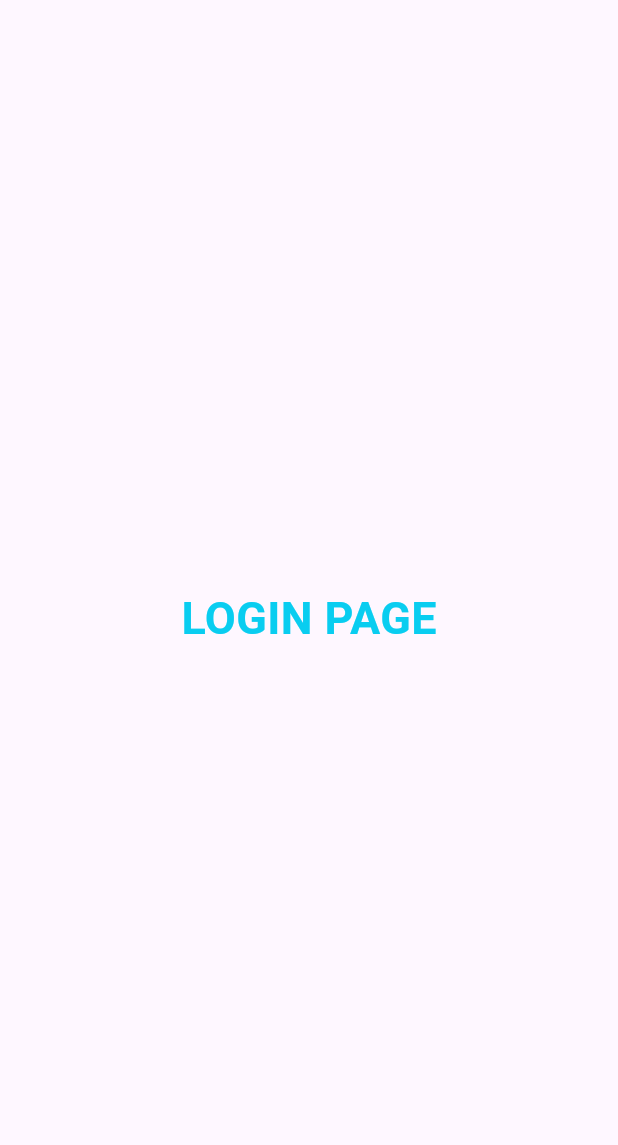
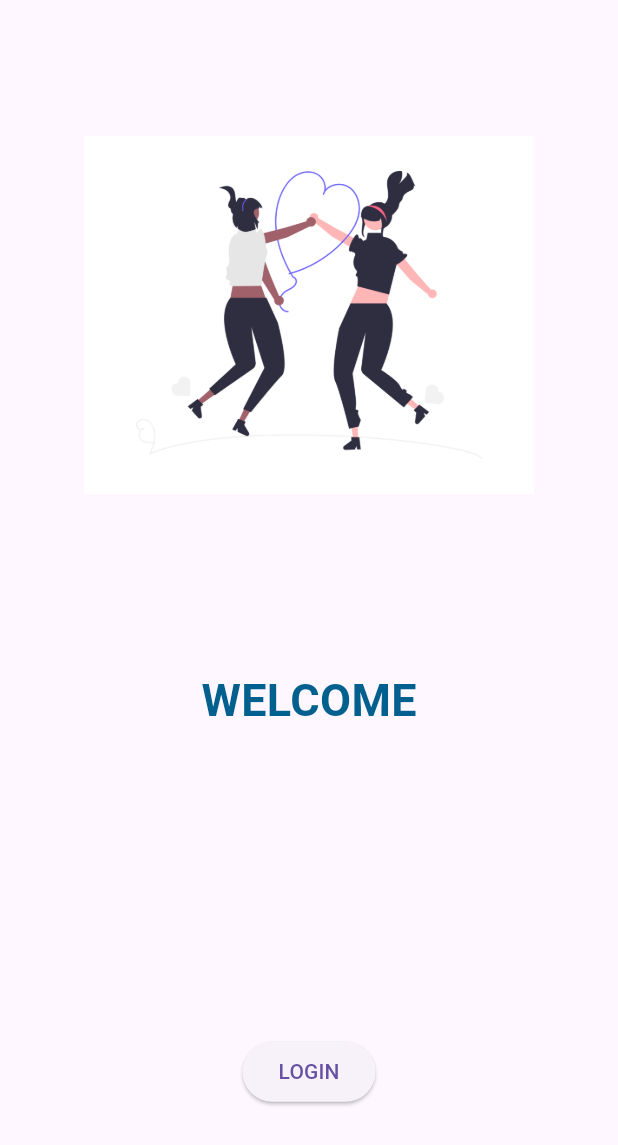
Before and after one commit to safiahmad129/flutter, a Flutter app: the screen it shows after launch, on a phone screen of 412 x 824 dp. Shown: the top 1145 px of the screen. Run offline on Flutter 3.47's test engine with Material 3 defaults, Android fonts, the phone set to English and light mode, and no system bars.

Commit message:
day5 completed

```diff
--- a/lib/pages/login_page.dart
+++ b/lib/pages/login_page.dart
@@ -1,20 +1,79 @@
 import 'package:flutter/material.dart';
 
 class LoginPage extends StatelessWidget {
-
-
   @override
   Widget build(BuildContext context) {
-    return const Material(
-      child: Center(
-        child: Text("LOGIN PAGE",style: TextStyle(
-          fontSize: 30,
-          color: Color.fromARGB(255, 9, 205, 240),
-          fontWeight: FontWeight.bold,
+    return Material(
+      child: Column(
+        children: [
+          Padding(
+            padding: const EdgeInsets.only(top: 60), // Add padding to push the image upwards
+            child: SizedBox(
+              width: 300, // Set the desired width
+              height: 300, // Set the desired height
+              child: Image.asset(
+                "assets/images/undraw_Loving_story_re_wo5x.png",
+                fit: BoxFit.contain,
+              ),
+            ),
+          ),
+          Spacer(), // Adds space between the image and the text
+          Text(
+            "WELCOME",
+            style: TextStyle(
+              fontSize: 30,
+              fontWeight: FontWeight.bold,
+              color: const Color.fromARGB(255, 2, 96, 143),
+            ),
+          ),
+          SizedBox(height: 10), // Add some space below the welcome text
+          Center(
+            child: Column(
+              mainAxisSize: MainAxisSize.min, // Centers the column within the available space
+              children: [
+                Padding(
+                  padding: const EdgeInsets.symmetric(horizontal: 500.0,vertical: 10.0), // Add padding to center the text fields
+                  child: TextFormField(
+                    decoration: InputDecoration(
+                      hintText: "ENTER USERNAME",
+                      labelText: "USERNAME",
+                    ),
+                  ),
+                ),
+                SizedBox(height: 20),
+                 // Add space between the text fields
+                Padding(
+                  padding: const EdgeInsets.symmetric(horizontal: 500.0,vertical: 10.0), // Add padding to center the text fields
+                  child: TextFormField(
+                    obscureText: true,
+                    decoration: InputDecoration(
+                      hintText: "ENTER PASSWORD",
+                      labelText: "PASSWORD",
+                    ),
 
-        ),
-        ),
-    )
+                  ),
+
+                ),
+                SizedBox(
+                  height: 20,
+                  ),
+                  ElevatedButton(onPressed:() {
+                    print("hi safi ahmad");
+                  }, child: Text("LOGIN")),
+              ],
+            ),
+          ),
+          Spacer(), // Adds space at the bottom
+        ],
+      ),
     );
   }
 }
+
+void main() {
+  runApp(MaterialApp(
+    home: Scaffold(
+      body: LoginPage(),
+    ),
+  ));
+}
--- a/pubspec.yaml
+++ b/pubspec.yaml
@@ -59,9 +59,9 @@ flutter:
   uses-material-design: true
 
   # To add assets to your application, add an assets section, like this:
-  # assets:
-  #   - images/a_dot_burr.jpeg
-  #   - images/a_dot_ham.jpeg
+  assets:
+    - assets/images/undraw_Loving_story_re_wo5x.png
+  # - images/a_dot_ham.jpeg
 
   # An image asset can refer to one or more resolution-specific "variants", see
   # https://flutter.dev/assets-and-images/#resolution-aware
```
Also changed, not shown: assets/images/undraw_Login_re_4vu2.png (added), assets/images/undraw_Loving_story_re_wo5x.png (added).
